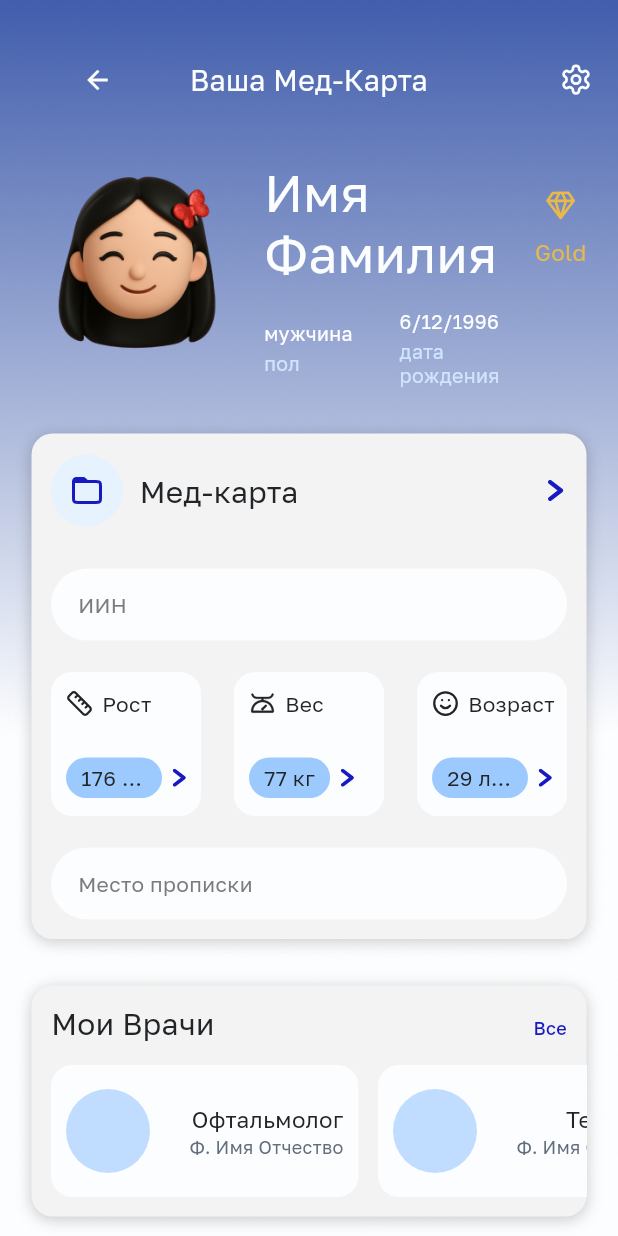
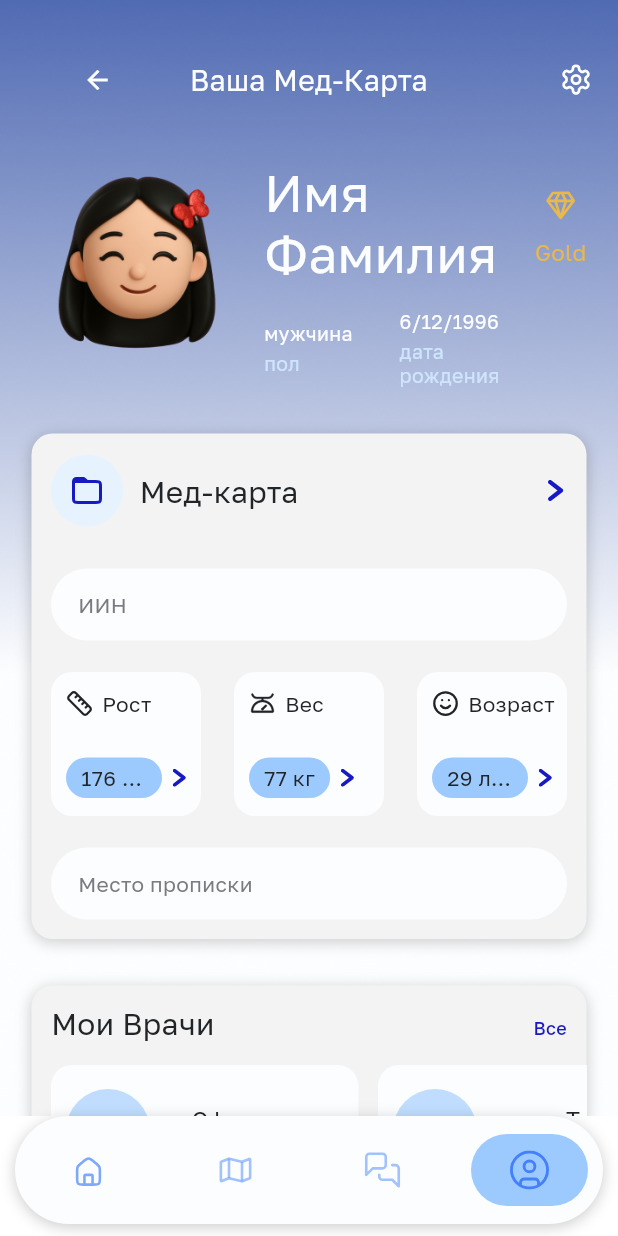
Before and after one commit to kaysarad97/Medix, a Flutter app: the MedicalCardScreen screen opened by its route, on a phone screen of 412 x 824 dp. Run offline on Flutter 3.47's test engine with Material 3 defaults, Android fonts, the phone set to English and light mode, and no system bars; our stand-ins replace dio, flutter_map, flutter_riverpod, flutter_secure_storage, flutter_svg, go_router and 1 more; accounts and stored records are empty; generated files the repository leaves out were written again; project files that could hold a hidden picture were left out.

Commit message:
Нижняя навигация: Домой / Карта / Чаты / Профиль
Роутер переведён на StatefulShellRoute.indexedStack с четырьмя ветками —
у каждой вкладки свой стек и своя история навигации, как того требует
плавающий таб-бар на всех четырёх экранах. AppShell оборачивает
navigationShell во внешний Scaffold с BottomNavBar; экраны веток остаются
неизменными, каждый рисуется в своём AppScaffold как раньше.

Остальные маршруты (детали, формы, оплата, авторизация) вне шелла —
такие экраны в макетах всегда без таб-бара.

BottomNavBar свёрстан по design/bottom navigation.png, размеры и цвета
сверены по design/Главная.png. Подключены четыре новые иконки
(navHome/navMap/navChats/navProfile) по пятишаговому процессу из README.

Co-Authored-By: Claude Sonnet 5 <noreply@anthropic.com>

```diff
--- a/lib/core/router/app_router.dart
+++ b/lib/core/router/app_router.dart
@@ -25,6 +25,7 @@ import '../../features/subscriptions/presentation/screens/payment_result_screen.
 import '../../features/subscriptions/presentation/screens/subscription_screen.dart';
 import '../../features/telemedicine/presentation/screens/appointment_screen.dart';
 import '../../features/telemedicine/presentation/screens/doctor_profile_screen.dart';
+import 'app_shell.dart';
 import 'routes.dart';
 
 final appRouterProvider = Provider<GoRouter>((ref) {
@@ -64,17 +65,50 @@ final appRouterProvider = Provider<GoRouter>((ref) {
         path: Routes.policy,
         builder: (context, state) => const PolicyScreen(),
       ),
-      GoRoute(
-        path: Routes.home,
-        builder: (context, state) => const HomeScreen(),
+      // Нижняя навигация: Домой/Карта/Чаты/Профиль — общий плавающий
+      // таб-бар в AppShell, у каждой ветки свой стек и своя история.
+      // Порядок веток совпадает с порядком вкладок в BottomNavBar.
+      StatefulShellRoute.indexedStack(
+        builder: (context, state, navigationShell) =>
+            AppShell(navigationShell: navigationShell),
+        branches: [
+          StatefulShellBranch(
+            routes: [
+              GoRoute(
+                path: Routes.home,
+                builder: (context, state) => const HomeScreen(),
+              ),
+            ],
+          ),
+          StatefulShellBranch(
+            routes: [
+              GoRoute(
+                path: Routes.mapSearch,
+                builder: (context, state) => const MapSearchScreen(),
+              ),
+            ],
+          ),
+          StatefulShellBranch(
+            routes: [
+              GoRoute(
+                path: Routes.chats,
+                builder: (context, state) => const ChatsListScreen(),
+              ),
+            ],
+          ),
+          StatefulShellBranch(
+            routes: [
+              GoRoute(
+                path: Routes.profile,
+                builder: (context, state) => const MedicalCardScreen(),
+              ),
+            ],
+          ),
+        ],
       ),
       GoRoute(
         path: Routes.chatbot,
         builder: (context, state) => const ChatbotScreen(),
-      ),
-      GoRoute(
-        path: Routes.chats,
-        builder: (context, state) => const ChatsListScreen(),
       ),
       GoRoute(
         path: Routes.chat,
@@ -127,14 +161,6 @@ final appRouterProvider = Provider<GoRouter>((ref) {
         },
       ),
       GoRoute(
-        path: Routes.mapSearch,
-        builder: (context, state) => const MapSearchScreen(),
-      ),
-      GoRoute(
-        path: Routes.profile,
-        builder: (context, state) => const MedicalCardScreen(),
-      ),
-      GoRoute(
         path: Routes.medicalCardForm,
         builder: (context, state) => const MedicalCardFormScreen(),
       ),
--- /dev/null
+++ b/lib/core/router/app_shell.dart
@@ -0,0 +1,34 @@
+import 'package:flutter/material.dart';
+import 'package:go_router/go_router.dart';
+
+import '../widgets/bottom_nav_bar.dart';
+
+/// Обёртка над четырьмя ветками нижней навигации (Домой/Карта/Чаты/Профиль).
+///
+/// Каждый экран ветки — свой [AppScaffold] со своим фоном; здесь только
+/// плавающий таб-бар в `bottomNavigationBar`. Вложенный `Scaffold` — обычная
+/// практика для `StatefulShellRoute`: внешний резервирует место под бар,
+/// внутренний экрана просто рисуется в оставшейся высоте.
+class AppShell extends StatelessWidget {
+  const AppShell({super.key, required this.navigationShell});
+
+  final StatefulNavigationShell navigationShell;
+
+  @override
+  Widget build(BuildContext context) {
+    return Scaffold(
+      body: navigationShell,
+      bottomNavigationBar: SafeArea(
+        top: false,
+        minimum: const EdgeInsets.only(bottom: 8),
+        child: BottomNavBar(
+          currentIndex: navigationShell.currentIndex,
+          onTap: (index) => navigationShell.goBranch(
+            index,
+            initialLocation: index == navigationShell.currentIndex,
+          ),
+        ),
+      ),
+    );
+  }
+}
--- /dev/null
+++ b/lib/core/widgets/bottom_nav_bar.dart
@@ -0,0 +1,108 @@
+import 'package:flutter/material.dart';
+
+import '../theme/app_colors.dart';
+import '../theme/app_radius.dart';
+import '../theme/app_shadows.dart';
+import 'icon_chip.dart';
+
+/// Нижняя навигация: Домой / Карта / Чаты / Профиль.
+///
+/// Свёрстан по `design/bottom navigation.png`; размеры и цвета сверены по
+/// `design/Главная.png` (компонент в контексте целого экрана надёжнее
+/// изолированного экспорта). Плавающая белая таблетка 420×72 с полями по
+/// 10 от краёв экрана, четыре равные вкладки. У активной — плашка
+/// [AppColors.accentSoft] под глифом [AppColors.primaryBright]; у
+/// остальных — просто глиф [AppColors.accent] на 71% непрозрачности, как
+/// зашито в самих SVG дизайнера.
+class BottomNavBar extends StatelessWidget {
+  const BottomNavBar({
+    super.key,
+    required this.currentIndex,
+    required this.onTap,
+  });
+
+  final int currentIndex;
+  final ValueChanged<int> onTap;
+
+  static const double height = 72;
+  static const double sideMargin = 10;
+  static const double chipWidth = 78;
+  static const double chipHeight = 48;
+  static const double iconSize = 26;
+
+  static const _tabs = [
+    MedixIcon.navHome,
+    MedixIcon.navMap,
+    MedixIcon.navChats,
+    MedixIcon.navProfile,
+  ];
+
+  @override
+  Widget build(BuildContext context) {
+    return Padding(
+      padding: const EdgeInsets.symmetric(horizontal: sideMargin),
+      child: DecoratedBox(
+        decoration: const BoxDecoration(
+          color: AppColors.surfaceWhite,
+          borderRadius: AppRadius.allPill,
+          boxShadow: AppShadows.card,
+        ),
+        child: SizedBox(
+          height: height,
+          child: Row(
+            children: [
+              for (var i = 0; i < _tabs.length; i++)
+                Expanded(
+                  child: _Tab(
+                    icon: _tabs[i],
+                    active: i == currentIndex,
+                    onTap: () => onTap(i),
+                  ),
+                ),
+            ],
+          ),
+        ),
+      ),
+    );
+  }
+}
+
+class _Tab extends StatelessWidget {
+  const _Tab({required this.icon, required this.active, required this.onTap});
+
+  final MedixIcon icon;
+  final bool active;
+  final VoidCallback onTap;
+
+  @override
+  Widget build(BuildContext context) {
+    return Material(
+      color: Colors.transparent,
+      child: InkWell(
+        borderRadius: AppRadius.allLg,
+        onTap: onTap,
+        child: Center(
+          child: SizedBox(
+            width: BottomNavBar.chipWidth,
+            height: BottomNavBar.chipHeight,
+            child: DecoratedBox(
+              decoration: BoxDecoration(
+                color: active ? AppColors.accentSoft : Colors.transparent,
+                borderRadius: AppRadius.allLg,
+              ),
+              child: Center(
+                child: AppIcon(
+                  icon: icon,
+                  size: BottomNavBar.iconSize,
+                  color: active
+                      ? AppColors.primaryBright
+                      : AppColors.accent.withValues(alpha: 0.71),
+                ),
+              ),
+            ),
+          ),
+        ),
+      ),
+    );
+  }
+}
--- a/lib/core/widgets/icon_chip.dart
+++ b/lib/core/widgets/icon_chip.dart
@@ -124,6 +124,18 @@ enum MedixIcon {
 
   /// Здание с крестом. Метка больницы на карте и вкладка «Больницы».
   hospital,
+
+  /// Домик. Таб «Домой» в нижней навигации.
+  navHome,
+
+  /// Карта-книжка. Таб «Карта» в нижней навигации.
+  navMap,
+
+  /// Квадратные пузыри чата. Таб «Чаты» в нижней навигации.
+  navChats,
+
+  /// Человечек в кружке. Таб «Профиль» в нижней навигации.
+  navProfile,
 }
 
 abstract final class MedixIcons {
@@ -170,6 +182,10 @@ abstract final class MedixIcons {
     MedixIcon.attachment: 'assets/icons/attachment.svg',
     MedixIcon.search: 'assets/icons/search.svg',
     MedixIcon.hospital: 'assets/icons/hospital.svg',
+    MedixIcon.navHome: 'assets/icons/nav_home.svg',
+    MedixIcon.navMap: 'assets/icons/nav_map.svg',
+    MedixIcon.navChats: 'assets/icons/nav_chats.svg',
+    MedixIcon.navProfile: 'assets/icons/nav_profile.svg',
   };
 
   /// Иконки, экспорта которых ещё нет.
```
Also changed, not shown: assets/icons/nav_chats.svg (added), assets/icons/nav_home.svg (added), assets/icons/nav_map.svg (added), assets/icons/nav_profile.svg (added).
